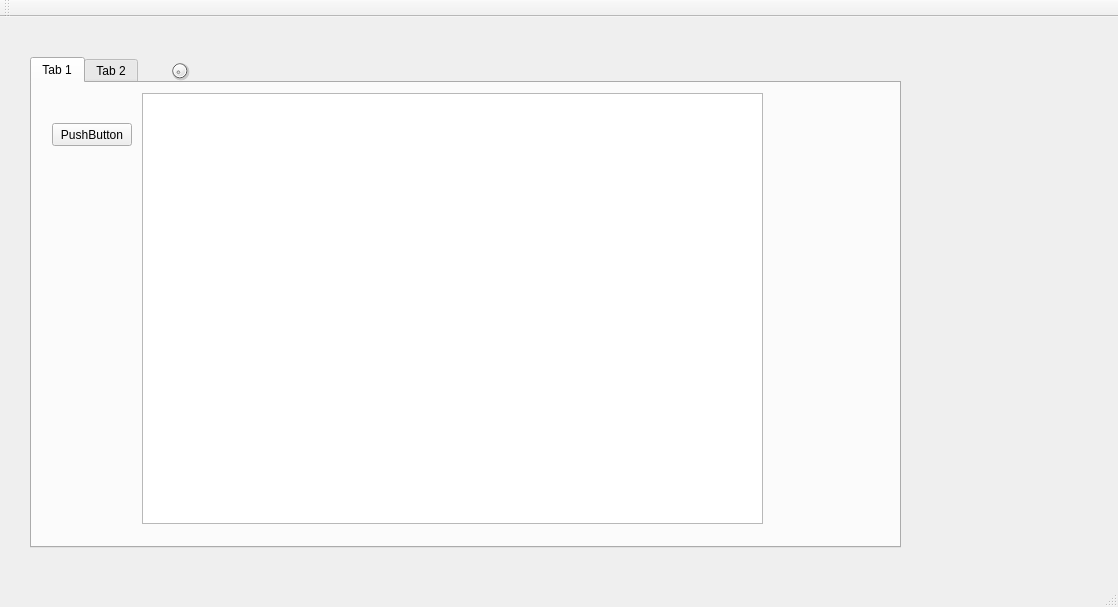
AnthonyChiavelli/GitVisualizationTool, file mainwindow.ui: the form before one commit.
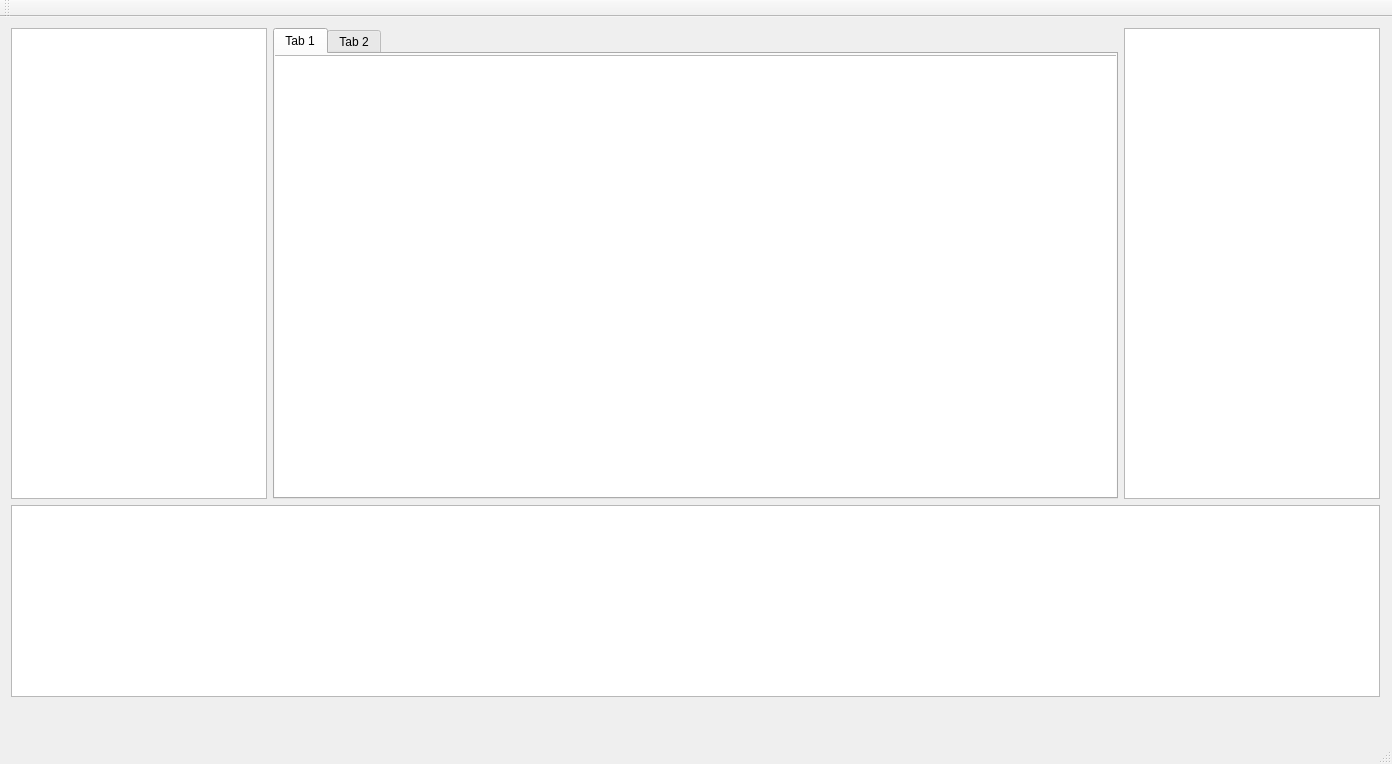
The form after the commit.

Commit message: GridLayout in place. Tab View in place with graphics views. Graphics views not yet expanding to fit Tab View. Overall, the application resizes. Staging and Git Data regions currently set to list view. Terminal window in place as list view. Terminal as list view may need to be changed. Still need to add vertical layouts and scroll views.

```diff
--- a/mainwindow.ui
+++ b/mainwindow.ui
@@ -6,36 +6,32 @@
    <rect>
     <x>0</x>
     <y>0</y>
-    <width>1118</width>
-    <height>607</height>
+    <width>1392</width>
+    <height>764</height>
    </rect>
   </property>
   <property name="windowTitle">
    <string>MainWindow</string>
   </property>
   <widget class="QWidget" name="centralWidget">
-   <widget class="QPushButton" name="pushButton">
+   <widget class="QWidget" name="gridLayoutWidget">
     <property name="geometry">
      <rect>
-      <x>100</x>
-      <y>110</y>
-      <width>80</width>
-      <height>23</height>
+      <x>0</x>
+      <y>0</y>
+      <width>1391</width>
+      <height>691</height>
      </rect>
     </property>
-    <property name="text">
-     <string>PushButton</string>
-    </property>
-   </widget>
+    <layout class="QGridLayout" name="gridLayout">
+     <item row="0" column="2" alignment="Qt::AlignRight">
+      <widget class="QListView" name="listView_2"/>
+     </item>
+     <item row="0" column="0" alignment="Qt::AlignLeft">
+      <widget class="QListView" name="listView"/>
+     </item>
+     <item row="0" column="1">
    <widget class="QTabWidget" name="tabWidget">
-    <property name="geometry">
-     <rect>
-      <x>30</x>
-      <y>40</y>
-      <width>871</width>
-      <height>491</height>
-     </rect>
-    </property>
     <property name="currentIndex">
      <number>0</number>
     </property>
@@ -46,30 +42,11 @@
      <widget class="QGraphicsView" name="Canvas">
       <property name="geometry">
        <rect>
-        <x>110</x>
-        <y>10</y>
-        <width>621</width>
-        <height>431</height>
-       </rect>
-      </property>
-      <property name="minimumSize">
-       <size>
-        <width>200</width>
-        <height>200</height>
-       </size>
-      </property>
-     </widget>
-     <widget class="QPushButton" name="pushButton_2">
-      <property name="geometry">
-       <rect>
-        <x>20</x>
-        <y>40</y>
-        <width>80</width>
-        <height>23</height>
-       </rect>
-      </property>
-      <property name="text">
-       <string>PushButton</string>
+           <x>-5</x>
+           <y>1</y>
+           <width>871</width>
+           <height>461</height>
+          </rect>
       </property>
      </widget>
     </widget>
@@ -89,15 +66,11 @@
      </widget>
     </widget>
    </widget>
-   <widget class="QDial" name="dial">
-    <property name="geometry">
-     <rect>
-      <x>169</x>
-      <y>43</y>
-      <width>21</width>
-      <height>21</height>
-     </rect>
-    </property>
+     </item>
+     <item row="1" column="0" colspan="3" alignment="Qt::AlignBottom">
+      <widget class="QListView" name="listView_3"/>
+     </item>
+    </layout>
    </widget>
   </widget>
   <widget class="QMenuBar" name="menuBar">
```
Left out of the diff: 16 changed lines with no effect on the pictures. Lines whose indentation alone changed are shown as unchanged. The commit also changes 3 other files.
